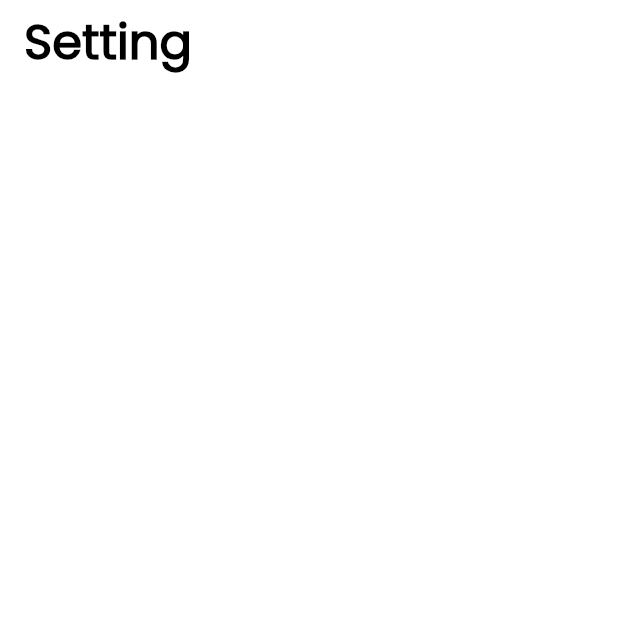
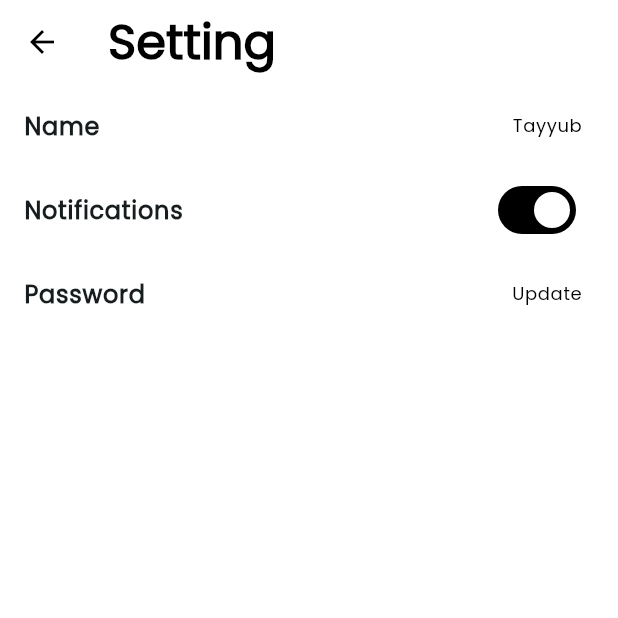
Before and after one commit to TayyubKhan/linkup, a Flutter app: the SettingsView screen opened by its route, on a phone screen of 412 x 824 dp, the top half of it. Run offline on Flutter 3.47's test engine with Material 3 defaults, Android fonts, the light colour scheme and no system bars; our stand-ins replace emoji_picker_flutter, file_picker, flutter_riverpod, gap, riverpod_annotation; generated files the repository leaves out were written again; statements that could not run were skipped.

Commit message:
Adding chat and setting screen

```diff
--- a/lib/Components/settingListTile.dart
+++ b/lib/Components/settingListTile.dart
@@ -2,16 +2,17 @@ import 'package:flutter/material.dart';
 
 class SettingListTile extends StatelessWidget {
   String title;
-  SettingListTile({super.key, this.title = ''});
+  Widget widget;
+  SettingListTile({super.key, this.title = '', this.widget = const SizedBox()});
 
   @override
   Widget build(BuildContext context) {
     return ListTile(
-      title:  Text(
+      title: Text(
         title,
         style: const TextStyle(fontFamily: 'pop', fontWeight: FontWeight.w800),
       ),
-      trailing: Switch(value: true, onChanged: (value) {}),
+      trailing: widget,
     );
   }
 }
--- a/lib/features/setting/view/setting_view.dart
+++ b/lib/features/setting/view/setting_view.dart
@@ -1,5 +1,7 @@
+
 import 'package:flutter/material.dart';
 import 'package:linkup/Components/AppListTile.dart';
+import 'package:linkup/Components/settingListTile.dart';
 
 class SettingsView extends StatefulWidget {
   const SettingsView({super.key});
@@ -13,17 +15,43 @@ class _SettingsViewState extends State<SettingsView> {
   Widget build(BuildContext context) {
     return Scaffold(
       appBar: AppBar(
+        leading: InkWell(
+          onTap: () {
+            Navigator.pop(context);
+          },
+          child: const Icon(
+            Icons.arrow_back,
+            color: Colors.black,
+          ),
+        ),
         elevation: 0,
         backgroundColor: Colors.transparent,
         title: Text(
           "Setting",
           style: Theme.of(context).textTheme.titleLarge,
         ),
-        automaticallyImplyLeading: false,
+        automaticallyImplyLeading: true,
       ),
       body: Column(
         children: [
-
+          SettingListTile(
+            title: "Name",
+            widget: Text(
+              'Tayyub',
+              style: Theme.of(context).textTheme.bodySmall,
+            ),
+          ),
+          SettingListTile(
+            title: "Notifications",
+            widget: Switch(value: true, onChanged: (v) {}),
+          ),
+          SettingListTile(
+            title: "Password",
+            widget: Text(
+              'Update',
+              style: Theme.of(context).textTheme.bodySmall,
+            ),
+          )
         ],
       ),
     );
--- a/lib/main.dart
+++ b/lib/main.dart
@@ -82,7 +82,7 @@ class MyApp extends StatelessWidget {
         useMaterial3: true, // Opt-in for Material 3 design
       ),
       onGenerateRoute: AppRoutesSetting.generateRoutes,
-      initialRoute: RoutesName.settingView,
+      initialRoute: RoutesName.chatView,
     );
   }
 }
--- a/lib/utils/routes/routesName.dart
+++ b/lib/utils/routes/routesName.dart
@@ -7,4 +7,5 @@ class RoutesName{
     static const String settingView="SettingView";
     static const String splashView="SplashView";
     static const String welcomeView="WelcomeView";
+    static const String passwordView="PasswordView";
 }
--- a/lib/utils/routes/routesSetting.dart
+++ b/lib/utils/routes/routesSetting.dart
@@ -7,28 +7,32 @@ import 'package:linkup/features/splash/view/splash_view.dart';
 import 'package:linkup/features/welcomeview/view/welcome_view.dart';
 import 'package:linkup/utils/routes/routesName.dart';
 
-class AppRoutesSetting{
-  static Route<dynamic> generateRoutes(RouteSettings settings){
-    switch(settings.name)
-        {
+import '../../features/password/view/password_view.dart';
+
+class AppRoutesSetting {
+  static Route<dynamic> generateRoutes(RouteSettings settings) {
+    switch (settings.name) {
       case RoutesName.homeView:
         return MaterialPageRoute(
             builder: (BuildContext context) => const HomeView());
-        case RoutesName.continueView:
+      case RoutesName.continueView:
         return MaterialPageRoute(
             builder: (BuildContext context) => const ContinueView());
-        case RoutesName.chatView:
+      case RoutesName.chatView:
         return MaterialPageRoute(
-            builder: (BuildContext context) => const ChatView());
-        case RoutesName.settingView:
+            builder: (BuildContext context) =>  ChatView());
+      case RoutesName.settingView:
         return MaterialPageRoute(
             builder: (BuildContext context) => const SettingsView());
-        case RoutesName.splashView:
+      case RoutesName.splashView:
         return MaterialPageRoute(
             builder: (BuildContext context) => const SplashView());
-        case RoutesName.welcomeView:
+      case RoutesName.welcomeView:
         return MaterialPageRoute(
             builder: (BuildContext context) => const WelcomeView());
+      case RoutesName.passwordView:
+        return MaterialPageRoute(
+            builder: (BuildContext context) => const PasswordView());
       default:
         return MaterialPageRoute(builder: (_) {
           return const Scaffold(
--- a/pubspec.yaml
+++ b/pubspec.yaml
@@ -42,6 +42,8 @@ dependencies:
   permission_handler: ^11.3.1
   gap: ^3.0.1
   riverpod_lint: ^2.3.13
+  emoji_picker_flutter: ^3.0.0
+  file_picker: ^8.1.2
 
 dev_dependencies:
   flutter_test:
```
Also changed, not shown: lib/Components/AppListTile.dart (+9 -3 lines), lib/features/chat/view/chat_view.dart (+131 -4 lines), lib/features/home/view/home_view.dart (+17 -5 lines), lib/features/password/view/password_view.dart (added, +16 -0 lines), lib/features/password/model/password_model.dart (added), lib/features/password/viewmodel/password_viewmodel.dart (added), pubspec.lock.
